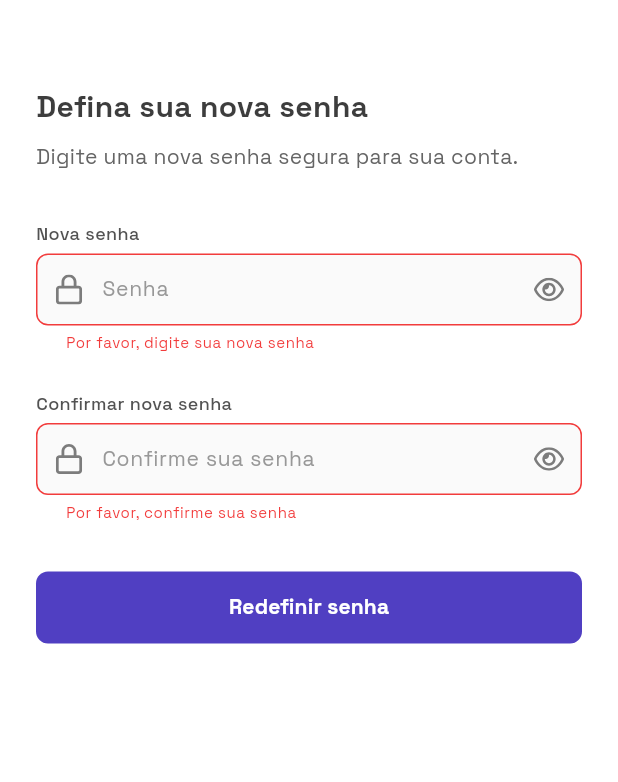
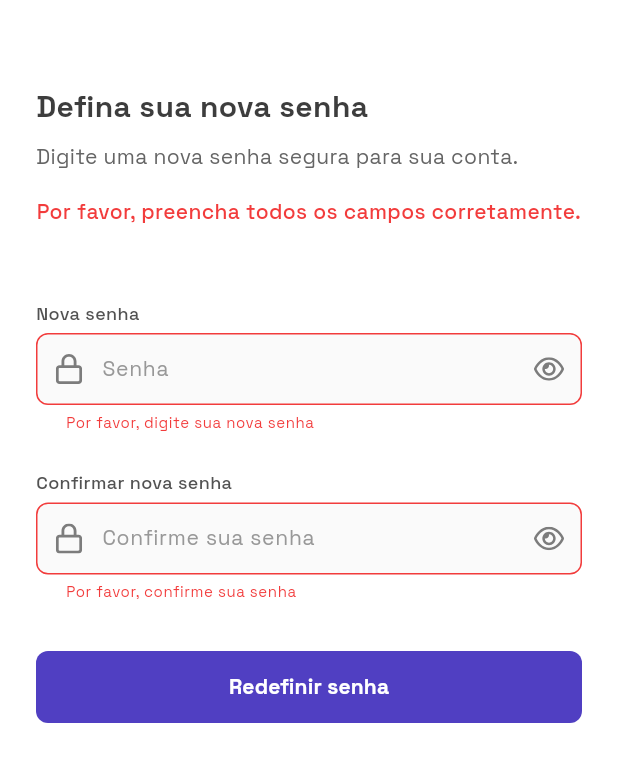
Before and after one commit to ltbreno/trabalheja, a Flutter app: the ResetPasswordPage screen opened directly with empty values, after a tap on "Redefinir senha", on a phone screen of 412 x 824 dp, the part 60-842 px from its top. Run offline on Flutter 3.47's test engine with Material 3 defaults, Android fonts, the light colour scheme and no system bars; our stand-ins replace basic_utils, dotted_border, flutter_dotenv, flutter_map, flutter_svg, geocoding and 7 more; missing offline and left inert: pointycastle; accounts and stored records are empty; network calls fail; project files that could hold a hidden picture were left out.

Commit message:
feat: enhance centralized feedback messaging across authentication pages

```diff
--- a/lib/features/auth/view/login_page.dart
+++ b/lib/features/auth/view/login_page.dart
@@ -29,7 +29,9 @@ class LoginPage extends StatelessWidget {
             ),
           ),
           onPressed: () {
-            Navigator.push(context, MaterialPageRoute(builder: (context) => const WelcomePage()));
+            if (Navigator.canPop(context)) {
+              Navigator.pop(context); // Ação de voltar padrão
+            }
           },
         ),
         title: Text(
--- a/lib/features/auth/view/reset_password_page.dart
+++ b/lib/features/auth/view/reset_password_page.dart
@@ -28,6 +28,8 @@ class _ResetPasswordPageState extends State<ResetPasswordPage> {
   final _formKey = GlobalKey<FormState>();
   final _supabase = Supabase.instance.client;
   bool _isLoading = false;
+  String? _feedbackMessage; // Variável para a mensagem de feedback centralizada
+  bool _isFeedbackError = false; // Se a mensagem é de erro ou sucesso
 
   @override
   void dispose() {
@@ -36,8 +38,25 @@ class _ResetPasswordPageState extends State<ResetPasswordPage> {
     super.dispose();
   }
 
+  void _showFeedback(String message, {bool isError = false}) {
+    setState(() {
+      _feedbackMessage = message;
+      _isFeedbackError = isError;
+    });
+  }
+
+  void _clearFeedback() {
+    setState(() {
+      _feedbackMessage = null;
+      _isFeedbackError = false;
+    });
+  }
+
   Future<void> _handleResetPassword() async {
+    _clearFeedback(); // Limpa feedback anterior
+
     if (!(_formKey.currentState?.validate() ?? false)) {
+      _showFeedback('Por favor, preencha todos os campos corretamente.', isError: true);
       return;
     }
 
@@ -54,12 +73,7 @@ class _ResetPasswordPageState extends State<ResetPasswordPage> {
       if (!mounted) return;
 
       // Senha atualizada com sucesso - fazer login automático
-      ScaffoldMessenger.of(context).showSnackBar(
-        const SnackBar(
-          content: Text('Senha redefinida com sucesso!'),
-          backgroundColor: Colors.green,
-        ),
-      );
+      _showFeedback('Senha redefinida com sucesso!', isError: false);
 
       // Navegar para a tela principal
       Navigator.of(context).pushAndRemoveUntil(
@@ -80,21 +94,11 @@ class _ResetPasswordPageState extends State<ResetPasswordPage> {
         errorMessage = e.message.isNotEmpty ? e.message : errorMessage;
       }
 
-      ScaffoldMessenger.of(context).showSnackBar(
-        SnackBar(
-          content: Text(errorMessage),
-          backgroundColor: Colors.red,
-        ),
-      );
+      _showFeedback(errorMessage, isError: true);
     } catch (e) {
       if (!mounted) return;
 
-      ScaffoldMessenger.of(context).showSnackBar(
-        SnackBar(
-          content: Text('Erro ao redefinir senha: ${e.toString()}'),
-          backgroundColor: Colors.red,
-        ),
-      );
+      _showFeedback('Erro ao redefinir senha: ${e.toString()}', isError: true);
     } finally {
       if (mounted) {
         setState(() => _isLoading = false);
@@ -155,6 +159,18 @@ class _ResetPasswordPageState extends State<ResetPasswordPage> {
                     color: AppColorsNeutral.neutral600,
                   ),
                 ),
+                const SizedBox(height: AppSpacing.spacing16),
+                // Mensagem de feedback centralizada
+                if (_feedbackMessage != null) ...[
+                  Text(
+                    _feedbackMessage!,
+                    textAlign: TextAlign.center,
+                    style: AppTypography.contentMedium.copyWith(
+                      color: _isFeedbackError ? AppColorsError.error500 : AppColorsPrimary.primary800,
+                    ),
+                  ),
+                  const SizedBox(height: AppSpacing.spacing16),
+                ],
                 const SizedBox(height: AppSpacing.spacing32),
 
                 // Campo de Nova Senha
```
Also changed, not shown: lib/features/auth/view/reset_password_request_page.dart (+30 -13 lines), lib/features/auth/view/select_account_type_page.dart (+29 -12 lines), lib/features/auth/view/signup_details_page.dart (+31 -18 lines), lib/features/auth/view/signup_email_page.dart (+11 -9 lines), lib/features/auth/view/verify_otp_page.dart (+36 -24 lines).
